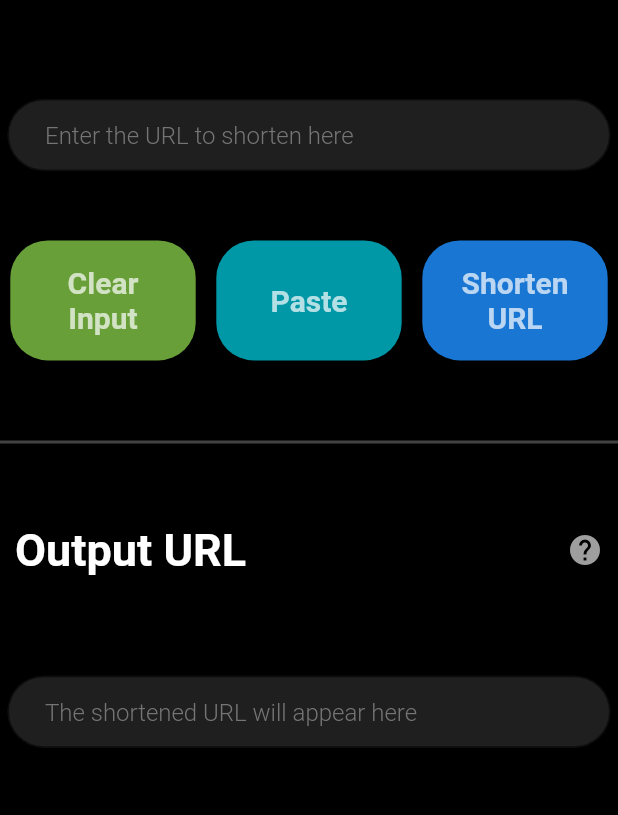
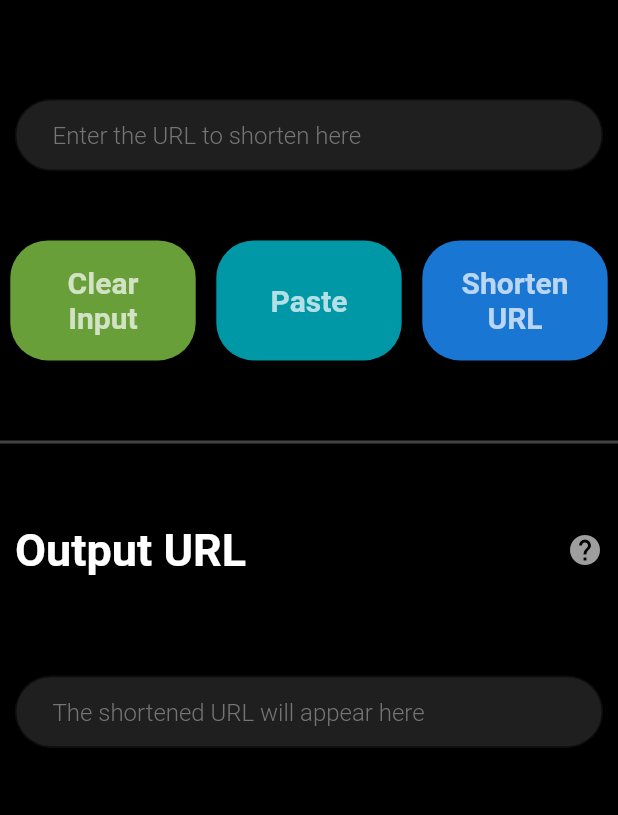
Before and after one commit to ritwiktakkar/shorten_my_URL, a Flutter app: the screen it shows after launch, on a phone screen of 412 x 824 dp. Shown: the part 159-974 px from the top of the screen. Run offline on Flutter 3.47's test engine with Material 2 defaults, Android fonts, the phone set to English and light mode, and no system bars; drawn by our look-alikes of auto_size_text; our stand-ins replace connectivity, share, string_validator.

Commit message:
add right content padding in url fields

```diff
--- a/lib/main.dart
+++ b/lib/main.dart
@@ -110,8 +110,8 @@ class _HomePageState extends State<HomePage> {
               //SizedBox(height: 30),
               Padding(
                 padding: const EdgeInsets.only(
-                  left: 5,
-                  right: 5,
+                  left: 10,
+                  right: 10,
                   top: 20,
                 ),
                 child: TextField(
@@ -127,7 +127,7 @@ class _HomePageState extends State<HomePage> {
                         const Radius.circular(40.0),
                       ),
                     ),
-                    contentPadding: EdgeInsets.fromLTRB(25, 8, 0, 8),
+                    contentPadding: EdgeInsets.fromLTRB(25, 8, 25, 8),
                     filled: true,
                     hintStyle: TextStyle(
                         color: Colors.grey[600],
@@ -392,8 +392,8 @@ class _HomePageState extends State<HomePage> {
               ),
               Padding(
                 padding: const EdgeInsets.only(
-                  left: 5.0,
-                  right: 5,
+                  left: 10,
+                  right: 10,
                   top: 20,
                 ),
                 child: TextField(
@@ -405,7 +405,7 @@ class _HomePageState extends State<HomePage> {
                         const Radius.circular(40.0),
                       ),
                     ),
-                    contentPadding: EdgeInsets.fromLTRB(25, 8, 0, 8),
+                    contentPadding: EdgeInsets.fromLTRB(25, 8, 25, 8),
                     filled: true,
                     hintStyle: TextStyle(
                         color: Colors.grey[600],
```
